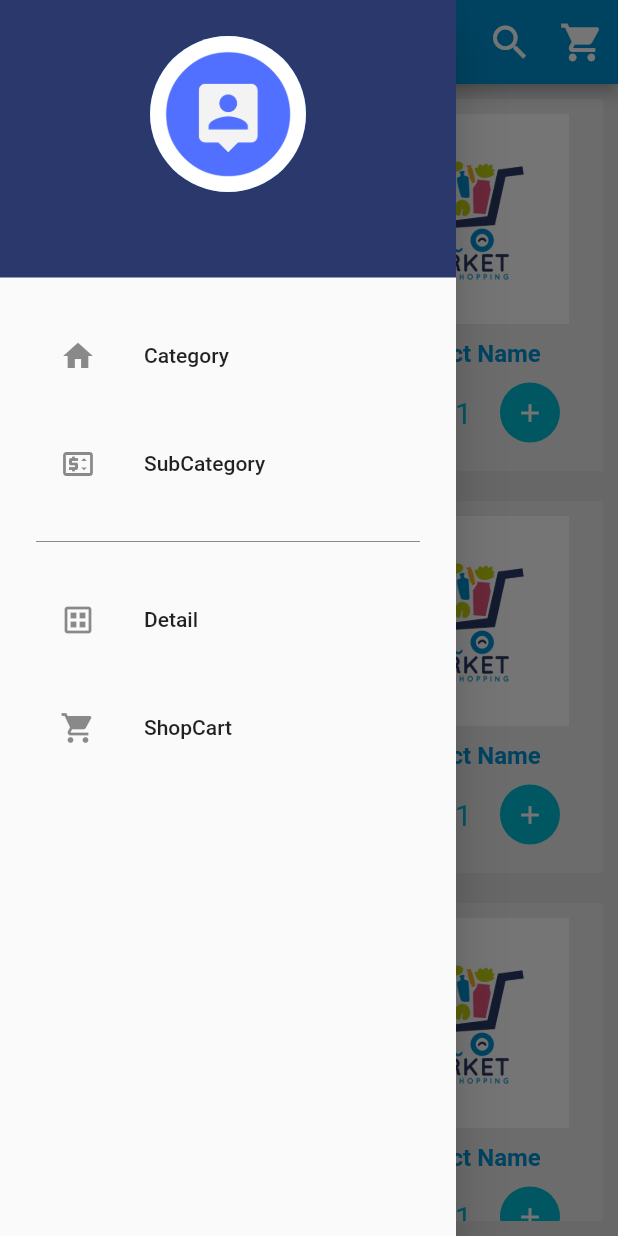
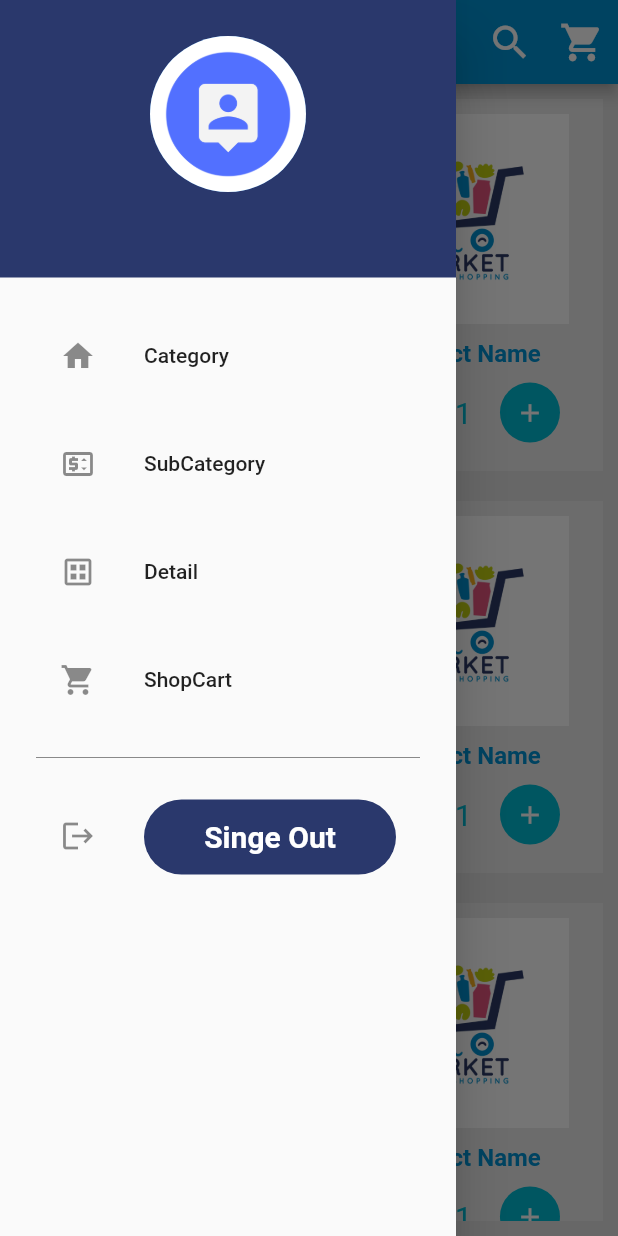
Before and after one commit to MEDOXIII/market, a Flutter app: the LoginScreen screen opened directly, with the side drawer open, on a phone screen of 412 x 824 dp. Run offline on Flutter 3.47's test engine with Material 2 defaults, Android fonts, the phone set to English and light mode, and no system bars; our stand-ins replace firebase_auth, firebase_core, smooth_page_indicator; accounts and stored records are empty.

Commit message:
firebase_singeOut commit

```diff
--- a/lib/Screen/loginScreen.dart
+++ b/lib/Screen/loginScreen.dart
@@ -1,6 +1,7 @@
 import 'package:flutter/material.dart';
 import 'package:firebase_auth/firebase_auth.dart';
 import 'package:market/Screen/categoryScreen.dart';
+import 'package:market/Screen/registerScreen.dart';
 import 'package:market/Widgets/ButtonWidget.dart';
 import 'package:market/Widgets/textFieldWidget.dart';
 
@@ -72,7 +73,29 @@ class _LoginScreenState extends State<LoginScreen> {
                     ButtonWidget(
                       'Login',
                       singIn,
-                    )
+                    ),
+                    SizedBox(
+                      height: 10,
+                    ),
+                    Row(
+                      mainAxisAlignment: MainAxisAlignment.center,
+                      children: [
+                        Text("Don't have an account ? "),
+                        GestureDetector(
+                          onTap: () {
+                            Navigator.of(context).push(MaterialPageRoute(
+                              builder: (context) => RegisterScreen(),
+                            ));
+                          },
+                          child: Text(
+                            "Register Here",
+                            style: TextStyle(
+                              color: Colors.cyan,
+                            ),
+                          ),
+                        ),
+                      ],
+                    ),
                   ],
                 ),
               ),
--- a/lib/Screen/onboardingScreen.dart
+++ b/lib/Screen/onboardingScreen.dart
@@ -1,5 +1,5 @@
 import 'package:flutter/material.dart';
-import 'package:market/Screen/homeScreen.dart';
+import 'package:market/Screen/loginScreen.dart';
 import 'package:market/Widgets/onBoardingWidget.dart';
 import 'package:smooth_page_indicator/smooth_page_indicator.dart';
 
@@ -36,7 +36,7 @@ class _OnBoardingScreenState extends State<OnBoardingScreen> {
                   child: MaterialButton(
                     onPressed: () {
                       Navigator.of(context).push(MaterialPageRoute(
-                        builder: (context) => HomeScreen(),
+                        builder: (context) => LoginScreen(),
                       ));
                     },
                     // color: Colors.transparent,
@@ -106,7 +106,7 @@ class _OnBoardingScreenState extends State<OnBoardingScreen> {
                     onPressed: () {
                       onLastPage
                           ? Navigator.of(context).push(MaterialPageRoute(
-                              builder: (context) => HomeScreen(),
+                              builder: (context) => LoginScreen(),
                             ))
                           : _pageController.nextPage(
                               duration: Duration(milliseconds: 150),
--- a/lib/Widgets/navigationDrawer.dart
+++ b/lib/Widgets/navigationDrawer.dart
@@ -5,6 +5,8 @@ import 'package:market/Screen/profileScreen.dart';
 import 'package:market/Screen/shopCartScreen.dart';
 import 'package:market/Screen/subCategoryScreen.dart';
 import 'package:firebase_auth/firebase_auth.dart';
+
+// import '../Screen/loginScreen.dart';
 
 class NavigationDrawer extends StatelessWidget {
   NavigationDrawer({Key? key}) : super(key: key);
@@ -78,9 +80,6 @@ class NavigationDrawer extends StatelessWidget {
                 ));
               },
             ),
-            Divider(
-              color: Colors.black45,
-            ),
             ListTile(
               leading: Icon(Icons.dataset_outlined),
               title: Text("Detail"),
@@ -99,6 +98,38 @@ class NavigationDrawer extends StatelessWidget {
                 ));
               },
             ),
+            Divider(
+              color: Colors.black45,
+            ),
+            ListTile(
+              leading: Icon(Icons.logout),
+              title: GestureDetector(
+                onTap: () {
+                  FirebaseAuth.instance.signOut();
+
+                  // Navigator.of(context).push(MaterialPageRoute(
+                  //   builder: (context) => LoginScreen(),
+                  // ));
+                },
+                child: Container(
+                  decoration: BoxDecoration(
+                    borderRadius: BorderRadius.circular(25),
+                    color: Color(0xff2a386c),
+                  ),
+                  width: 50,
+                  height: 50,
+                  child: Center(
+                    child: Text(
+                      "Singe Out",
+                      style: TextStyle(
+                          fontSize: 20,
+                          color: Colors.white,
+                          fontWeight: FontWeight.bold),
+                    ),
+                  ),
+                ),
+              ),
+            ),
           ],
         ),
       );
```
Also changed, not shown: lib/Screen/registerScreen.dart (+23 -0 lines).
